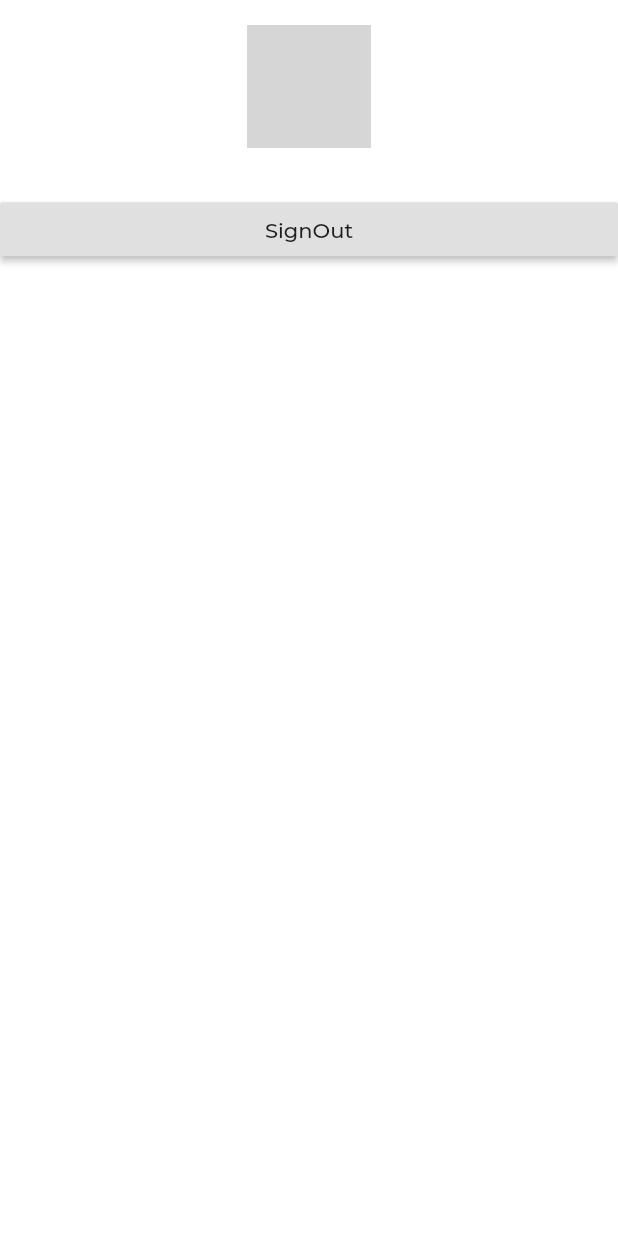
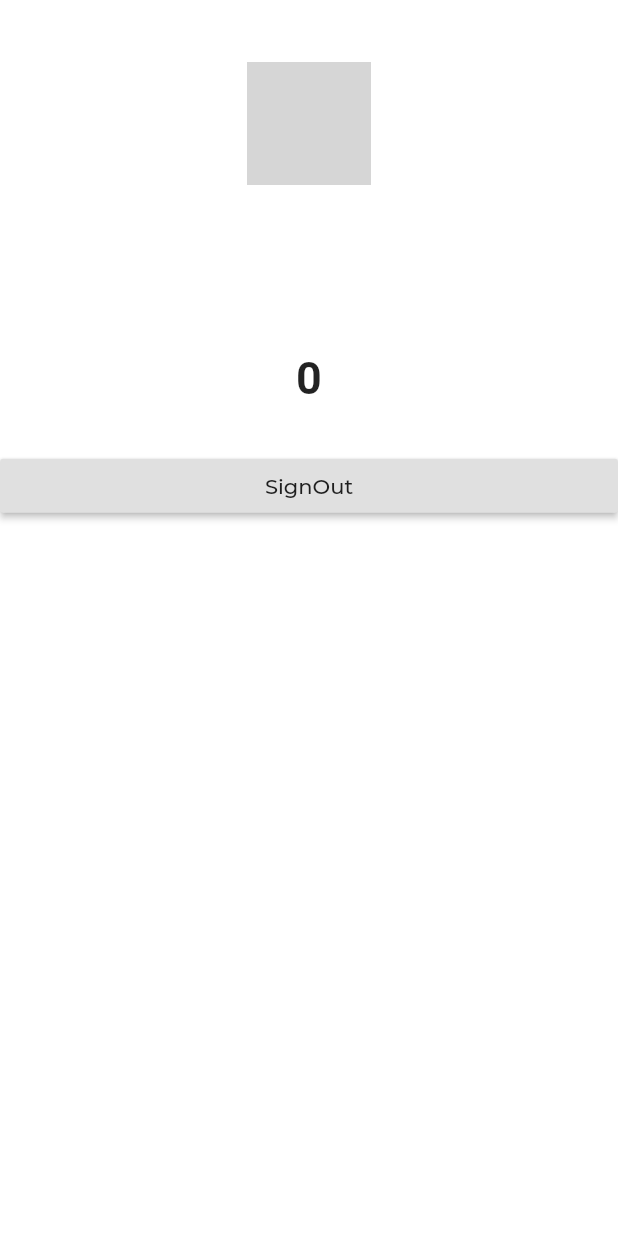
Before and after one commit to muhnee/muhnee_app, a Flutter app: the ProfilePage screen opened directly, on a phone screen of 412 x 824 dp. Run offline on Flutter 3.47's test engine with Material 2 defaults, Android fonts, the phone set to English and light mode, and no system bars; our stand-ins replace awesome_dialog, cloud_firestore, cloud_functions, firebase_auth, flutter_spinkit, google_fonts and 1 more; accounts and stored records are empty; network calls fail; Roboto replaces fonts that are missing (SFPro); grey boxes are pictures that could not be loaded.

Commit message:
text element added to profile page

```diff
--- a/lib/pages/Home/ProfilePage.dart
+++ b/lib/pages/Home/ProfilePage.dart
@@ -6,6 +6,7 @@ import '../../utilities/SignIn.dart';
 import '../../utilities/SizeConfig.dart';
 
 var getPhoto;
+var getDescriptions;
 
 class ProfilePage extends StatefulWidget {
   @override
@@ -17,6 +18,7 @@ class _ProfilePageState extends State<ProfilePage> {
   void initState() {
     super.initState();
     getPhoto = getPhotoUrl();
+    getDescriptions = getProfileDescriptions();
   }
 
   @override
@@ -30,6 +32,7 @@ class _ProfilePageState extends State<ProfilePage> {
               scrollDirection: Axis.vertical,
               children: [
                 ProfileImgFuture(),
+                ProfileDescriptions(),
                 SignOutBtn(),
               ]),
         ),
@@ -70,12 +73,12 @@ class ProfileImgFuture extends StatelessWidget {
             Column(
               children: <Widget>[
                 SizedBox(
-                  height: SizeConfig.blockSizeVertical * 2,
+                  height: SizeConfig.blockSizeVertical * 5,
                 ),
                 Stack(
                   children: <Widget>[
                     ClipRRect(
-                      borderRadius: new BorderRadius.circular(14.0),
+                      borderRadius: BorderRadius.circular(14.0),
                       child: Image.network(
                         snapshot.data,
                         width: SizeConfig.blockSizeHorizontal * 20,
@@ -123,3 +126,94 @@ class ProfileImgFuture extends StatelessWidget {
     );
   }
 }
+
+
+class ProfileDescriptions extends StatelessWidget {
+
+  @override
+  Widget build(BuildContext context) {
+    return FutureBuilder<dynamic>(
+      future: getDescriptions, // a previously-obtained Future<String> or null
+      builder: (BuildContext context, AsyncSnapshot<dynamic> snapshot) {
+        List<Widget> children;
+
+        if (snapshot.hasData) {
+          children = <Widget>[
+            Column(
+              children: <Widget>[
+                SizedBox(
+                  height: SizeConfig.blockSizeVertical * 5,
+                ),
+
+                TextElement(text: snapshot.data["displayName"] ,),
+                TextElement(text: snapshot.data["email"] ,),
+                TextElement(text: snapshot.data["monthlySavingsGoal"].toString() ,),
+
+
+
+
+              ],
+            ),
+          ];
+        } else {
+          children = <Widget>[
+            Column(
+              children: <Widget>[
+                SizedBox(
+                  height: SizeConfig.blockSizeVertical * 2,
+                ),
+                Stack(
+                  children: <Widget>[
+                    ClipRRect(
+                      borderRadius: new BorderRadius.circular(14.0),
+                      child: Image(
+                        image: AssetImage(
+                            'lib/assets/images/defaultProfilePic.png'),
+                        width: SizeConfig.blockSizeHorizontal * 20,
+                        height: SizeConfig.blockSizeHorizontal * 20,
+                      ),
+                    )
+                  ],
+                ),
+              ],
+            ),
+          ];
+        }
+        return Center(
+          child: Column(
+            mainAxisAlignment: MainAxisAlignment.center,
+            crossAxisAlignment: CrossAxisAlignment.center,
+            children: children,
+          ),
+        );
+      },
+    );
+  }
+}
+
+
+class TextElement extends StatelessWidget {
+
+  var text;
+  TextElement({this.text});
+
+  @override
+  Widget build(BuildContext context) {
+    return  Padding(
+                                  padding: EdgeInsets.symmetric(
+                                    horizontal:
+                                        SizeConfig.blockSizeHorizontal * 5,
+                                  ),
+                                  child: Text(
+                                    text,
+                                    style: TextStyle(
+                                      fontSize: 30.0,
+                                      fontFamily: "SFPro",
+                                      fontWeight: FontWeight.bold,
+                                      // color: Color(0xff8e91f),
+                                      //foreground: Paint()..shader = linearGradientPurple
+                                    ),
+                                  ),
+                                );
+  }
+}
--- a/lib/utilities/FirestoreFunctions.dart
+++ b/lib/utilities/FirestoreFunctions.dart
@@ -184,15 +184,15 @@ Future<String> getPhotoUrl() async {
 }
 
 // gets the users weekly savings goal
-Future<int> getWeeklySavingsGoal() async {
+Future<dynamic> getProfileDescriptions() async {
   final FirebaseUser currentUser = await _auth.currentUser();
   uid = currentUser.uid;
 
   var snap = await databaseReference.collection("users").document(uid).get();
 
-  var weeklySavingsGoal = snap.data["weeklySavingsGoal"];
+  //var weeklySavingsGoal = snap.data["weeklySavingsGoal"];
 
-  return weeklySavingsGoal;
+  return snap.data;
 }
 
 // gets the categories and amounts of income or expense on that cat for the week
@@ -213,53 +213,3 @@ Future<dynamic> getCurrentSummaryforTransactions(
 
   //return json.decode(jsonEncode(response.data));
 }
-
-// Future<List> getCurrentSummaryforTransactionsSimple(
-//     transactionCategoryType) async {
-//   var results = [];
-//   var finalResults = [];
-
-//   final FirebaseUser currentUser = await _auth.currentUser();
-//   uid = currentUser.uid;
-
-//   var budgetMonth =
-//       DateTime.now().year.toString() + "-" + DateTime.now().month.toString();
-//   var severDaysAgo = DateTime.now().subtract(Duration(days: 7));
-
-//   var tempRef = await databaseReference
-//       .collection("users")
-//       .document(uid)
-//       .collection("budget")
-//       .document(budgetMonth)
-//       .collection("transactions")
-//       .where("timestamp", isGreaterThan: severDaysAgo)
-//       .where("type", isEqualTo: transactionCategoryType)
-//       .getDocuments();
-
-//   var tempList = tempRef.documents;
-
-//   var transactionList = tempList.map((DocumentSnapshot docSnapshot) {
-//     return docSnapshot.data;
-//   }).toList();
-
-//   print(transactionList);
-
-//   for (var item in transactionList)
-//     results.add({item["category"]: item["amount"]});
-
-//   print(results);
-
-//   for (var item in results)
-//     if (!finalResults.contains(item[0])) {
-//       finalResults.add(item[0]);
-//     }
-
-//   for (var item in results)
-//     if (!finalResults.contains(item[0])){
-
-//     }
-
-
-//   var lST = [1, 2, 3];
-//   return lST;
-// }
```
